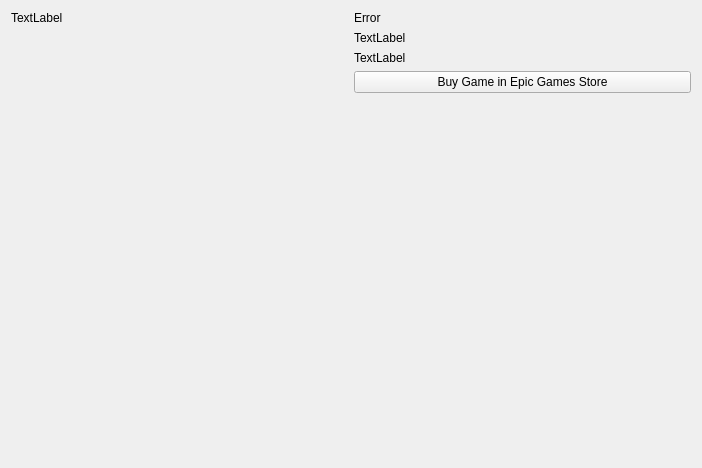
Qt form rare/ui/components/tabs/store/shop_game_info.ui (RareDevs/Rare) before a commit.
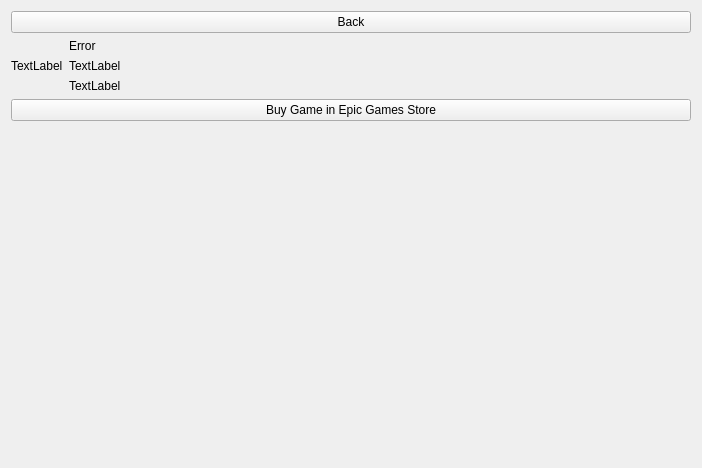
The same form after that commit.

Commit message: Shop info works now

Diff of the .ui file:
```diff
--- a/rare/ui/components/tabs/store/shop_game_info.ui
+++ b/rare/ui/components/tabs/store/shop_game_info.ui
@@ -13,25 +13,26 @@
   <property name="windowTitle">
    <string>Form</string>
   </property>
-  <layout class="QGridLayout" name="gridLayout">
-   <item row="3" column="1">
-    <widget class="QPushButton" name="pushButton">
+  <layout class="QVBoxLayout" name="verticalLayout">
+   <item>
+    <widget class="QPushButton" name="back_button">
      <property name="text">
-      <string>Buy Game in Epic Games Store</string>
+      <string>Back</string>
      </property>
     </widget>
    </item>
-   <item row="1" column="1">
-    <widget class="QLabel" name="price">
+   <item>
+    <layout class="QHBoxLayout" name="horizontalLayout">
+     <item>
+      <widget class="QLabel" name="image">
      <property name="text">
       <string>TextLabel</string>
      </property>
-     <property name="textInteractionFlags">
-      <set>Qt::LinksAccessibleByMouse|Qt::TextSelectableByMouse</set>
-     </property>
-    </widget>
-   </item>
-   <item row="0" column="1">
+      </widget>
+     </item>
+     <item>
+      <layout class="QVBoxLayout" name="verticalLayout_2">
+       <item>
     <widget class="QLabel" name="title">
      <property name="text">
       <string>Error</string>
@@ -41,15 +42,52 @@
      </property>
     </widget>
    </item>
-   <item row="0" column="0">
-    <widget class="QLabel" name="image">
+       <item>
+        <widget class="QLabel" name="dev">
      <property name="text">
       <string>TextLabel</string>
      </property>
-    </widget>
-   </item>
-   <item row="4" column="1">
-    <spacer name="spacer">
+         <property name="textInteractionFlags">
+          <set>Qt::LinksAccessibleByMouse|Qt::TextSelectableByMouse</set>
+         </property>
+        </widget>
+       </item>
+       <item>
+        <widget class="QLabel" name="price">
+         <property name="text">
+          <string>TextLabel</string>
+         </property>
+         <property name="textInteractionFlags">
+          <set>Qt::LinksAccessibleByMouse|Qt::TextSelectableByMouse</set>
+         </property>
+        </widget>
+       </item>
+      </layout>
+     </item>
+     <item>
+      <spacer name="horizontalSpacer">
+       <property name="orientation">
+        <enum>Qt::Horizontal</enum>
+       </property>
+       <property name="sizeHint" stdset="0">
+        <size>
+         <width>40</width>
+         <height>20</height>
+        </size>
+       </property>
+      </spacer>
+     </item>
+    </layout>
+   </item>
+   <item>
+    <widget class="QPushButton" name="open_store_button">
+     <property name="text">
+      <string>Buy Game in Epic Games Store</string>
+     </property>
+    </widget>
+   </item>
+   <item>
+    <spacer name="verticalSpacer">
      <property name="orientation">
       <enum>Qt::Vertical</enum>
      </property>
@@ -61,16 +99,6 @@
      </property>
     </spacer>
    </item>
-   <item row="2" column="1">
-    <widget class="QLabel" name="dev">
-     <property name="text">
-      <string>TextLabel</string>
-     </property>
-     <property name="textInteractionFlags">
-      <set>Qt::LinksAccessibleByMouse|Qt::TextSelectableByMouse</set>
-     </property>
-    </widget>
-   </item>
   </layout>
  </widget>
  <resources/>
```
Lines whose indentation alone changed are shown as unchanged. The commit also changes 4 other files.
